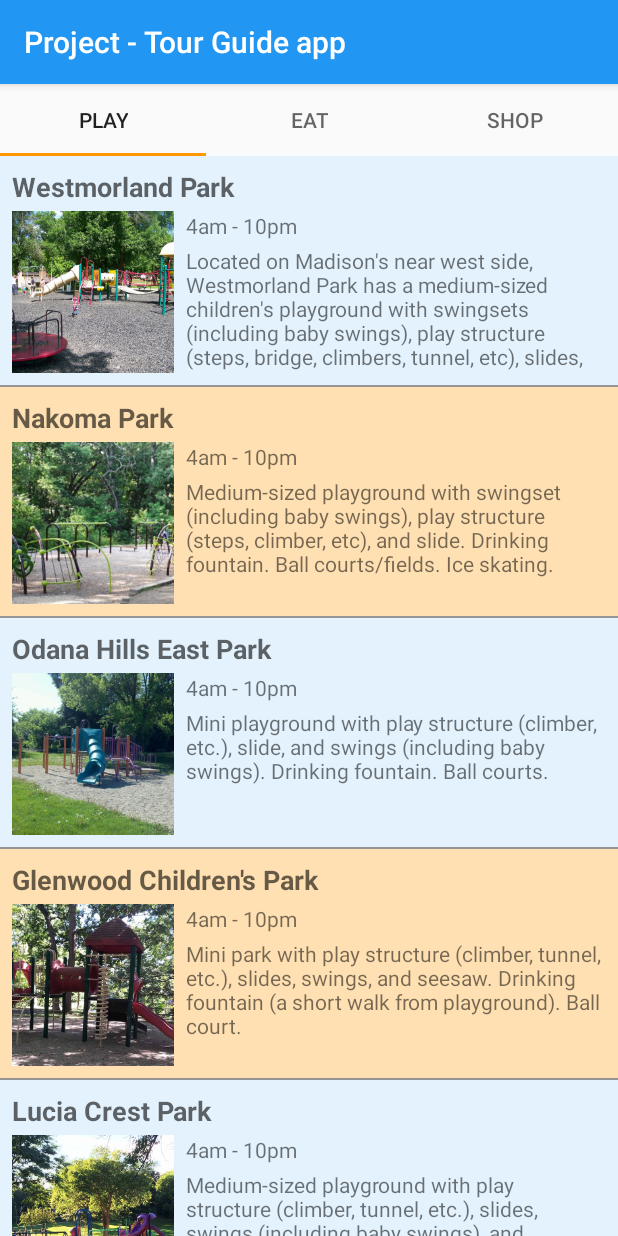
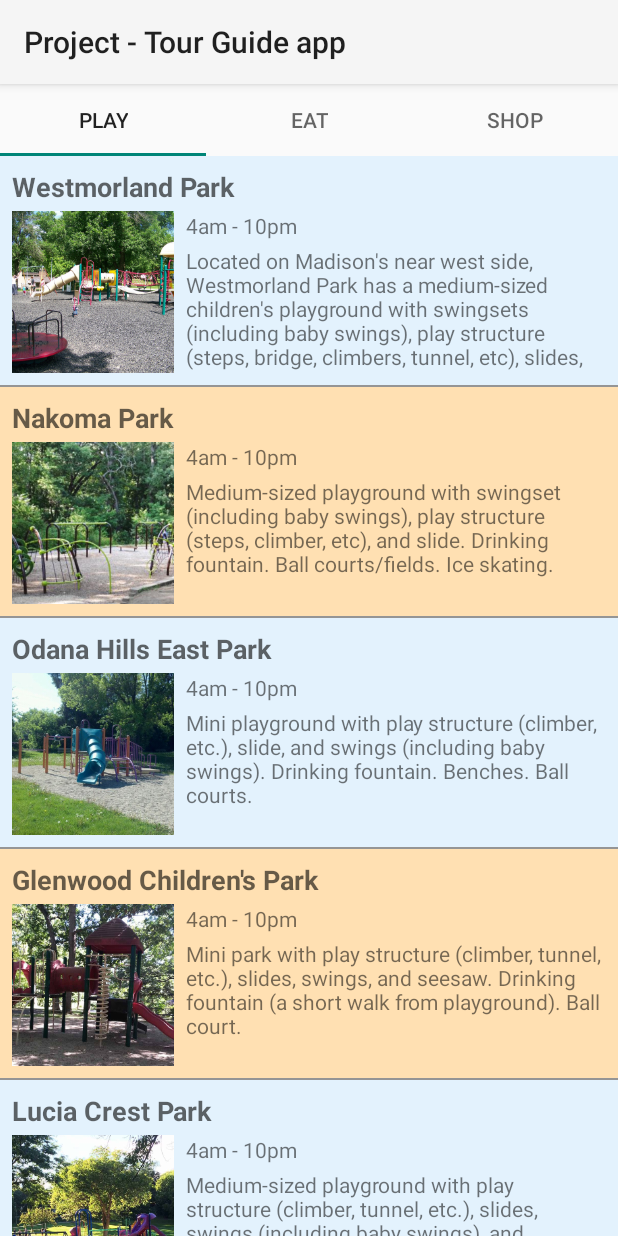
Before and after one commit to jamack/Project-TourGuideapp, an Android app: the screen it shows after launch (MainActivity), on a phone screen of 412 x 824 dp. Run offline under Robolectric (Android 15) with nearby library versions, the phone set to English and light mode, and no system bars.

Commit message:
toolbar added to ParksListFragment

```diff
--- a/app/src/main/AndroidManifest.xml
+++ b/app/src/main/AndroidManifest.xml
@@ -8,7 +8,7 @@
         android:label="@string/app_name"
         android:roundIcon="@mipmap/ic_launcher_round"
         android:supportsRtl="true"
-        android:theme="@style/AppTheme">
+        android:theme="@style/Theme.AppCompat.Light.NoActionBar">
         <activity android:name=".MainActivity">
             <intent-filter>
                 <action android:name="android.intent.action.MAIN" />
--- a/app/src/main/java/com/example/android/project_tourguideapp/ParksListFragment.java
+++ b/app/src/main/java/com/example/android/project_tourguideapp/ParksListFragment.java
@@ -1,9 +1,9 @@
 package com.example.android.project_tourguideapp;
 
-import android.content.Context;
-import android.net.Uri;
+import android.app.Activity;
 import android.os.Bundle;
 import android.support.v4.app.Fragment;
+import android.support.v7.app.AppCompatActivity;
 import android.view.LayoutInflater;
 import android.view.View;
 import android.view.ViewGroup;
@@ -33,13 +33,18 @@ public class ParksListFragment extends Fragment {
         // inflate our list_view ListView and assign the instance to a variable
         View rootView = inflater.inflate(R.layout.kidthing_list, container, false);
 
+        // TODO: SETUP MY APPBAR. (FOLLOWING STEPS IN ANDROID DEVELOPERS GUIDE...)
+        // Set the toolbar_list as the app bar for this Activity (via this Fragment)
+        android.support.v7.widget.Toolbar myToolbar = (android.support.v7.widget.Toolbar) getActivity().findViewById(R.id.toolbar_list);
+        ((AppCompatActivity) getActivity()).setSupportActionBar(myToolbar);
+
         final ArrayList<KidThing> kidThings = new ArrayList<KidThing>();
         kidThings.add(new KidThing(getString(R.string.park_westmorland_listing_title), R.drawable.westmorland_park_01_thumbnail, getString(R.string.park_westmorland_description), getString(R.string.park_westmorland_address), getString(R.string.park_westmorland_hours_dates), getString(R.string.park_westmorland_website)));
         kidThings.add(new KidThing("Nakoma Park", R.drawable.park_nakoma_01_thumbnail,
                 "Medium-sized playground with swingset (including baby swings), play structure (steps, climber, etc), and slide. Drinking fountain. Ball courts/fields. Ice skating.", "3801 Cherokee Dr, Madison, WI 53711",
                 "4am - 10pm", "http://www.cityofmadison.com/parks/find-a-park/park.cfm?id=1270"));
         kidThings.add(new KidThing("Odana Hills East Park", R.drawable.park_odana_hills_east_01_thumbnail,
-                "Mini playground with play structure (climber, etc.), slide, and swings (including baby swings). Drinking fountain. Ball courts.",
+                "Mini playground with play structure (climber, etc.), slide, and swings (including baby swings). Drinking fountain. Benches. Ball courts.",
                 "4627 Odana Rd, Madison, WI 53711", "4am - 10pm", "https://www.cityofmadison.com/parks/find-a-park/park.cfm?id=1277"));
         kidThings.add(new KidThing("Glenwood Children's Park", R.drawable.park_glenwood_childrens_01_thumbnail,
                 "Mini park with play structure (climber, tunnel, etc.), slides, swings, and seesaw. Drinking fountain (a short walk from playground). Ball court.",
--- a/app/src/main/res/layout/activity_main.xml
+++ b/app/src/main/res/layout/activity_main.xml
@@ -5,6 +5,15 @@
     android:layout_width="match_parent"
     android:layout_height="match_parent"
     android:orientation="vertical">
+
+    <android.support.v7.widget.Toolbar
+        android:id="@+id/toolbar_list"
+        android:layout_width="match_parent"
+        android:layout_height="?attr/actionBarSize"
+        android:background="?attr/colorPrimary"
+        android:elevation="4dp"
+        android:theme="@style/ThemeOverlay.AppCompat.ActionBar"
+        app:popupTheme="@style/ThemeOverlay.AppCompat.Light" />
 
     <android.support.design.widget.TabLayout
         android:id="@+id/sliding_tabs"
```
